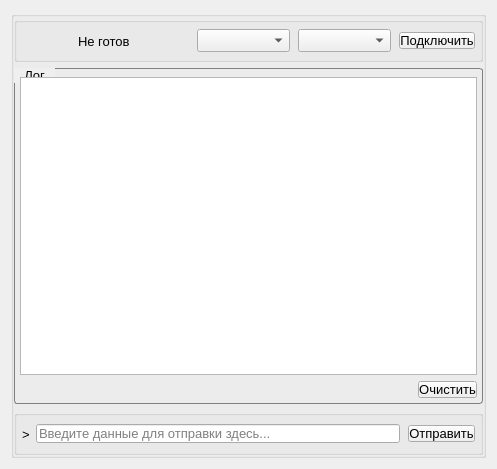
The window that ui/SerialMonitorWindow.ui (AnatolyHryntsevich/TA1-USB-01-I) describes before a commit, drawn with Qt 5.
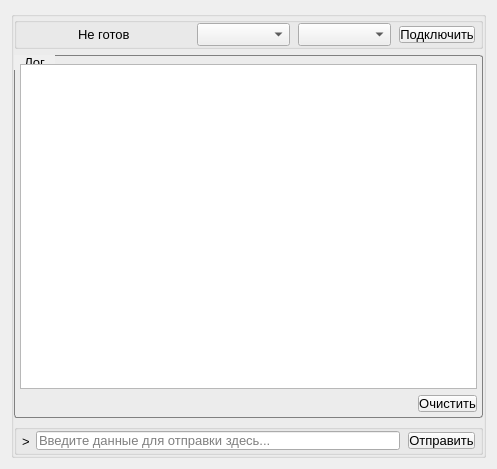
The same window after the commit.

Patch:
```diff
--- a/ui/SerialMonitorWindow.ui
+++ b/ui/SerialMonitorWindow.ui
@@ -43,6 +43,12 @@
          <layout class="QVBoxLayout" name="mainConnectionLayout">
           <item>
            <widget class="QGroupBox" name="connectionGroupBox">
+            <property name="sizePolicy">
+             <sizepolicy hsizetype="Preferred" vsizetype="Fixed">
+              <horstretch>0</horstretch>
+              <verstretch>0</verstretch>
+             </sizepolicy>
+            </property>
             <property name="title">
              <string/>
             </property>
@@ -285,6 +291,12 @@
         </property>
         <item>
          <widget class="QGroupBox" name="sendGroupBox">
+          <property name="sizePolicy">
+           <sizepolicy hsizetype="Preferred" vsizetype="Fixed">
+            <horstretch>0</horstretch>
+            <verstretch>0</verstretch>
+           </sizepolicy>
+          </property>
           <property name="title">
            <string/>
           </property>
```
